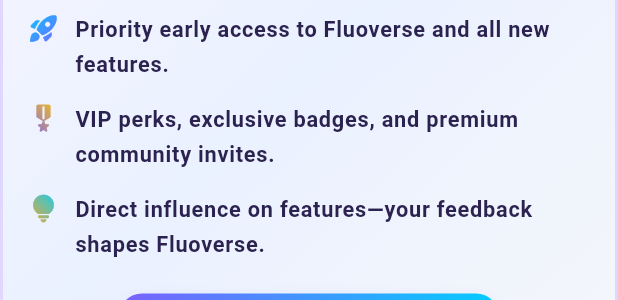
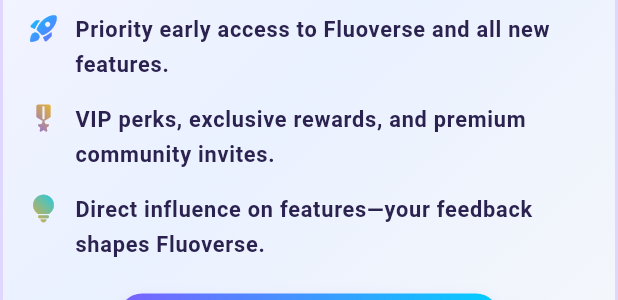
Before and after one commit to langverseadmin/Fluoverse-Landing-Page, a Flutter app: the WhyJoinWidget widget shown alone on an empty page, opened directly, on a phone screen of 412 x 824 dp. Shown: the part 263-563 px from the top of the screen. Run offline on Flutter 3.47's test engine with Material 3 defaults, Android fonts, the phone set to English and light mode, and no system bars; our stand-ins replace confetti, flutter_animate, flutter_markdown, lucide_icons, supabase_flutter; accounts and stored records are empty.

Commit message:
small join waitlist text alteration

```diff
--- a/lib/website/widgets/join_waitlist_widgets.dart
+++ b/lib/website/widgets/join_waitlist_widgets.dart
@@ -640,7 +640,7 @@ class WhyJoinWidget extends StatelessWidget {
                   begin: Alignment.topRight,
                   end: Alignment.bottomLeft,
                 ),
-                text: 'VIP perks, exclusive badges, and premium community invites.',
+                text: 'VIP perks, exclusive rewards, and premium community invites.',
                 isMobile: isMobile,
               ),
               SizedBox(height: isMobile ? 14 : 22),
```
